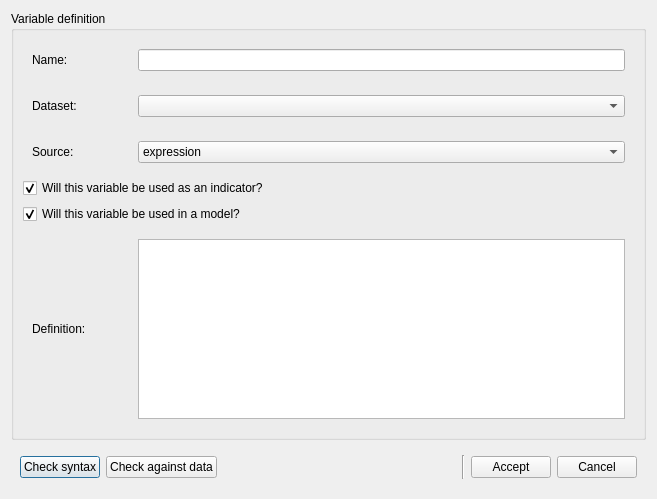
Qt form opus_gui/config/generalmanager/all_variables_new.ui (psrc/urbansim) before a commit.
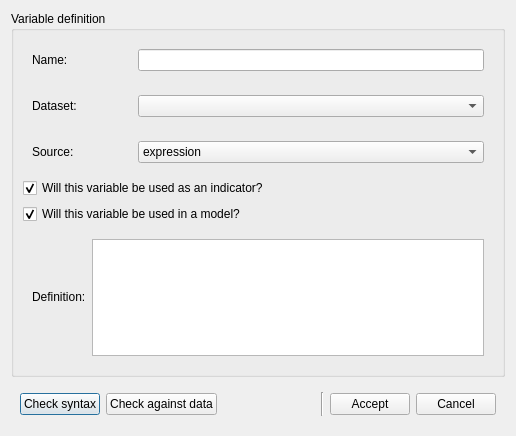
The same form after that commit.

Diff of the .ui file:
```diff
--- a/opus_gui/config/generalmanager/all_variables_new.ui
+++ b/opus_gui/config/generalmanager/all_variables_new.ui
@@ -6,16 +6,28 @@
    <rect>
     <x>0</x>
     <y>0</y>
-    <width>657</width>
-    <height>499</height>
+    <width>516</width>
+    <height>436</height>
    </rect>
   </property>
+  <property name="minimumSize" >
+   <size>
+    <width>0</width>
+    <height>0</height>
+   </size>
+  </property>
   <property name="windowTitle" >
    <string>Variable editor</string>
   </property>
-  <layout class="QVBoxLayout" >
+  <layout class="QVBoxLayout" name="verticalLayout" >
    <item>
     <widget class="QGroupBox" name="variableBox" >
+     <property name="sizePolicy" >
+      <sizepolicy vsizetype="Expanding" hsizetype="Preferred" >
+       <horstretch>0</horstretch>
+       <verstretch>0</verstretch>
+      </sizepolicy>
+     </property>
      <property name="title" >
       <string>Variable definition</string>
      </property>
@@ -163,15 +175,21 @@
         <layout class="QHBoxLayout" >
          <item>
           <widget class="QLabel" name="label_5" >
+           <property name="sizePolicy" >
+            <sizepolicy vsizetype="Fixed" hsizetype="Preferred" >
+             <horstretch>0</horstretch>
+             <verstretch>0</verstretch>
+            </sizepolicy>
+           </property>
            <property name="minimumSize" >
             <size>
-             <width>100</width>
+             <width>0</width>
              <height>0</height>
             </size>
            </property>
            <property name="maximumSize" >
             <size>
-             <width>100</width>
+             <width>16777215</width>
              <height>16777215</height>
             </size>
            </property>
@@ -181,7 +199,20 @@
           </widget>
          </item>
          <item>
-          <widget class="QTextEdit" name="textEdit" />
+          <widget class="QTextEdit" name="textEdit" >
+           <property name="sizePolicy" >
+            <sizepolicy vsizetype="Expanding" hsizetype="Expanding" >
+             <horstretch>0</horstretch>
+             <verstretch>0</verstretch>
+            </sizepolicy>
+           </property>
+           <property name="baseSize" >
+            <size>
+             <width>0</width>
+             <height>20</height>
+            </size>
+           </property>
+          </widget>
          </item>
         </layout>
        </widget>
```
Left out of the diff: 5 changed lines with no effect on the pictures.
